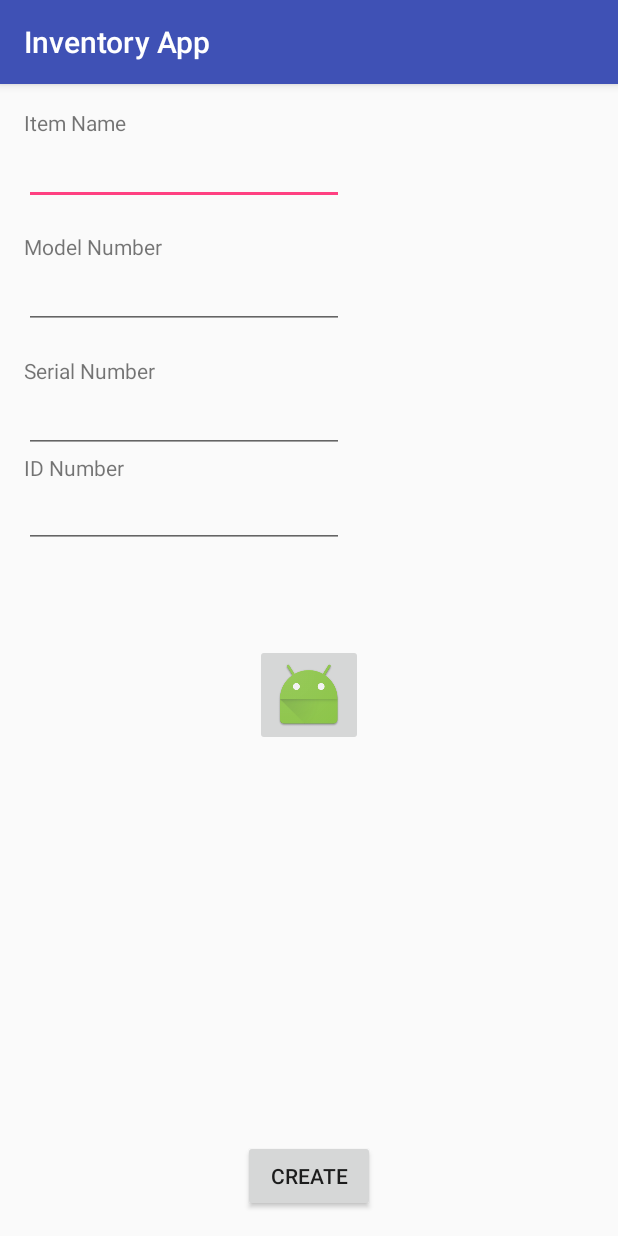
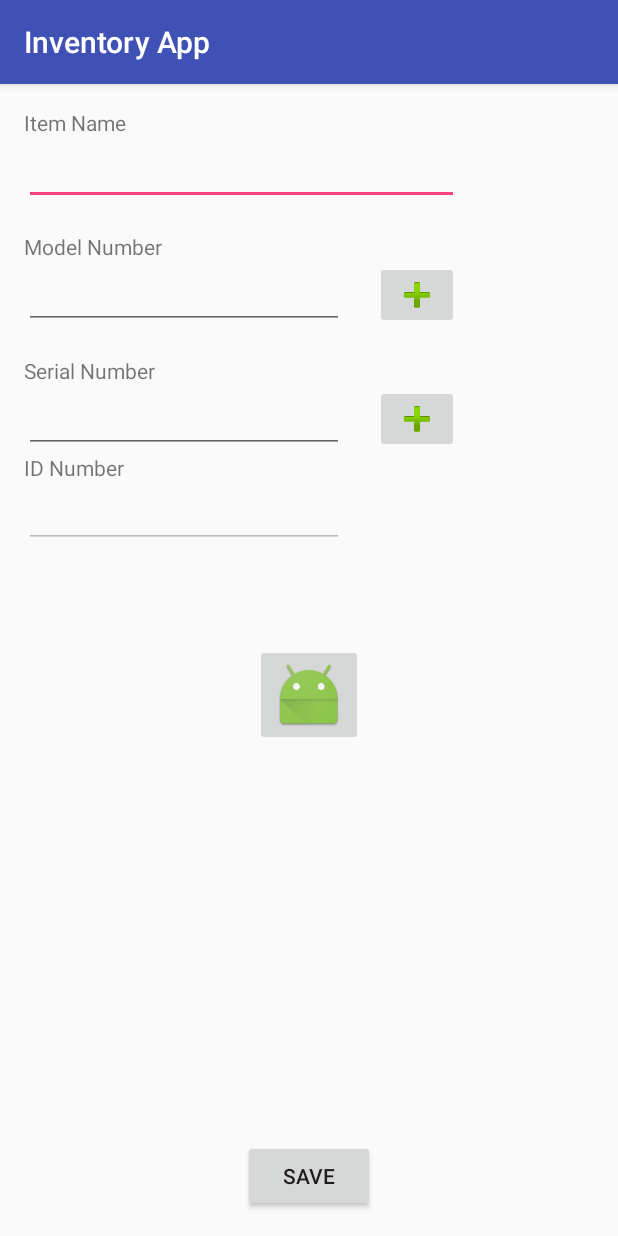
Before and after one commit to evansb326/InventoryApp, an Android app: the CreateActivity screen opened directly, with no data from a screen before it, on a phone screen of 412 x 824 dp. Run offline under Robolectric (Android 15) with nearby library versions, the phone set to English and light mode, and no system bars.

```diff
--- a/app/src/main/java/com/example/brian/inventoryapp/CreateActivity.java
+++ b/app/src/main/java/com/example/brian/inventoryapp/CreateActivity.java
@@ -14,7 +14,7 @@ public class CreateActivity extends AppCompatActivity {
     EditText editTextModel;
     EditText editTextSerial;
     EditText editTextID;
-    Button createButton;
+    Button saveButton;
 
     private String id;
 
@@ -28,7 +28,8 @@ public class CreateActivity extends AppCompatActivity {
         editTextModel = (EditText)findViewById(R.id.editTextModel);
         editTextSerial = (EditText)findViewById(R.id.editTextSerial);
         editTextID = (EditText)findViewById(R.id.editTextID);
-        createButton = (Button) findViewById(R.id.createButton);
+        editTextID.setEnabled(false);
+        saveButton = (Button) findViewById(R.id.saveButton);
 
         Intent intent = getIntent();
 
@@ -44,7 +45,7 @@ public class CreateActivity extends AppCompatActivity {
         }
         intent.getIntExtra("position", 0);
 
-        createButton.setOnClickListener(new View.OnClickListener(){
+        saveButton.setOnClickListener(new View.OnClickListener(){
             @Override
             public void onClick(View v) {
                 Bundle bundle = new Bundle();
--- a/app/src/main/java/com/example/brian/inventoryapp/MainActivity.java
+++ b/app/src/main/java/com/example/brian/inventoryapp/MainActivity.java
@@ -19,6 +19,7 @@ import android.widget.PopupMenu;
 import android.widget.Toast;
 
 import java.util.ArrayList;
+import java.util.List;
 import java.util.regex.Matcher;
 import java.util.regex.Pattern;
 
@@ -87,8 +88,9 @@ public class MainActivity extends AppCompatActivity {
         info = (AdapterView.AdapterContextMenuInfo)item.getMenuInfo();
         switch (item.getItemId()){
             case R.id.delete:
+                dbContext.removeData(info.position);
                 arrayList.remove(info.position);
-                dbContext.removeData(info.position);
+
                 Toast.makeText(MainActivity.this, "Deleted", Toast.LENGTH_SHORT).show();
                 arrayAdapter.notifyDataSetChanged();
                 return true;
@@ -121,6 +123,9 @@ public class MainActivity extends AppCompatActivity {
         return "";
     }
 
+
+
+
     //The onActivityResult method is how the listview is populated with new inventory
     // items and gets saved to the database also uses an intent thats used to transfer data
     @Override
@@ -143,8 +148,7 @@ public class MainActivity extends AppCompatActivity {
             refreshListView();
         }
 
-        //arrayAdapter = new ArrayAdapter<String>(this, android.R.layout.simple_list_item_1, arrayList);
-        //itemListView.setAdapter(arrayAdapter);
+
     }
 
     private void refreshListView() {
--- a/app/src/main/java/com/example/brian/inventoryapp/SqliteHelper.java
+++ b/app/src/main/java/com/example/brian/inventoryapp/SqliteHelper.java
@@ -32,7 +32,6 @@ public class SqliteHelper extends SQLiteOpenHelper {
     //Inventory table column names
     public static final String ITEM = "inventory_item";
     public static final String MODEL_NUMBER = "model_number";
-
     public static final String SERIAL_NUMBER = "serial_number";
     public static final String ID = "unique_id";
 
@@ -103,10 +102,11 @@ public class SqliteHelper extends SQLiteOpenHelper {
     }
 
     //Used to remove inventory items
-    //Currently not in use
     public boolean removeData(int position) {
-        db.delete(TABLE_NAME, position + "=" + position, null);
+
+        db.delete(TABLE_NAME, ID + "=" + position, null);
         return true;
+
     }
 
     //Selects on items in enventory using a Cursor that gets the rawQuery
--- a/app/src/main/res/layout/activity_create.xml
+++ b/app/src/main/res/layout/activity_create.xml
@@ -31,7 +31,9 @@
         android:layout_below="@+id/textView"
         android:layout_alignParentLeft="true"
         android:layout_alignParentStart="true"
-        android:id="@+id/editTextItem" />
+        android:id="@+id/editTextItem"
+        android:layout_alignRight="@+id/imageButton2"
+        android:layout_alignEnd="@+id/imageButton2" />
 
     <TextView
         android:text="Model Number"
@@ -83,15 +85,17 @@
         android:id="@+id/imageButton" />
 
     <EditText
+        android:id="@+id/editTextID"
         android:layout_width="wrap_content"
         android:layout_height="wrap_content"
-        android:inputType="textPersonName"
-        android:ems="10"
-        android:id="@+id/editTextID"
-        android:layout_below="@+id/editTextSerial"
         android:layout_alignParentLeft="true"
         android:layout_alignParentStart="true"
-        android:layout_marginTop="18dp" />
+        android:layout_below="@+id/editTextSerial"
+        android:layout_marginTop="18dp"
+        android:editable="false"
+        android:ems="10"
+        android:inputType="textPersonName"
+        tools:editable="true" />
 
     <TextView
         android:text="ID Number"
@@ -103,10 +107,31 @@
         android:layout_alignParentStart="true" />
 
     <Button
-        android:text="Create"
+        android:id="@+id/saveButton"
         android:layout_width="wrap_content"
         android:layout_height="wrap_content"
-        android:id="@+id/createButton"
         android:layout_alignParentBottom="true"
-        android:layout_centerHorizontal="true" />
+        android:layout_centerHorizontal="true"
+        android:text="Save" />
+
+    <ImageButton
+        android:id="@+id/imageButton2"
+        android:layout_width="wrap_content"
+        android:layout_height="wrap_content"
+        app:srcCompat="@android:drawable/ic_input_add"
+        android:layout_alignBottom="@+id/editTextModel"
+        android:layout_toRightOf="@+id/saveButton"
+        android:layout_toEndOf="@+id/saveButton"
+        android:layout_alignTop="@+id/editTextModel" />
+
+    <ImageButton
+        android:id="@+id/imageButton3"
+        android:layout_width="wrap_content"
+        android:layout_height="wrap_content"
+        android:layout_alignLeft="@+id/imageButton2"
+        android:layout_alignStart="@+id/imageButton2"
+        android:layout_alignTop="@+id/editTextSerial"
+        app:srcCompat="@android:drawable/ic_input_add"
+        android:layout_above="@+id/editTextID" />
+
 </RelativeLayout>
--- a/build.gradle
+++ b/build.gradle
@@ -5,7 +5,7 @@ buildscript {
         jcenter()
     }
     dependencies {
-        classpath 'com.android.tools.build:gradle:2.2.3'
+        classpath 'com.android.tools.build:gradle:2.3.0'
 
         // NOTE: Do not place your application dependencies here; they belong
         // in the individual module build.gradle files
```
Also changed, not shown: gradle/wrapper/gradle-wrapper.properties.
